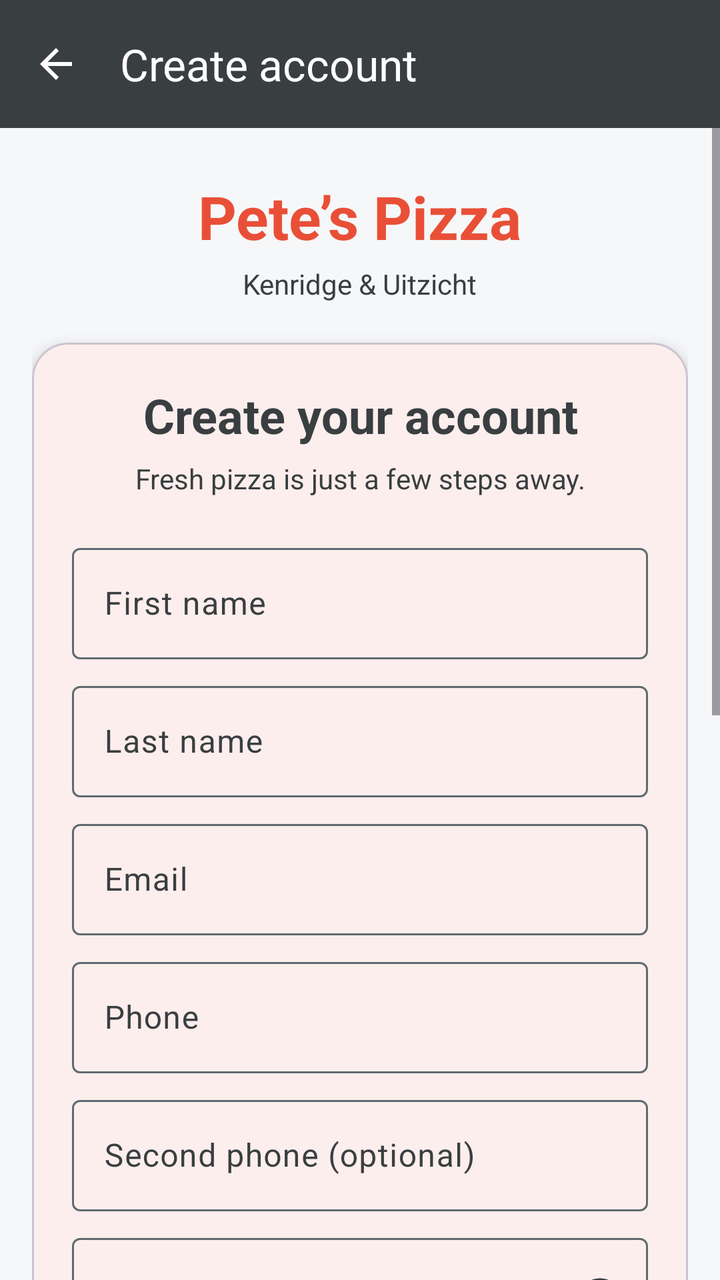
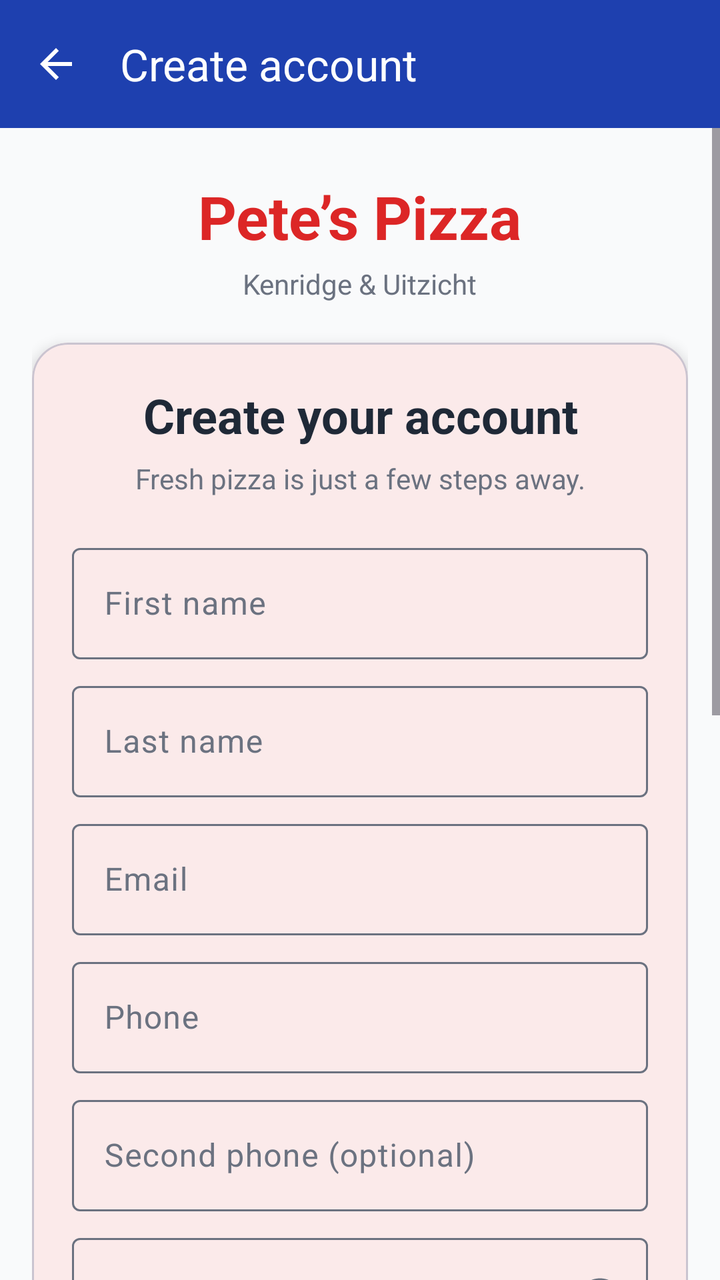

The first picture is an Android layout as it rendered before a commit; the second is the same layout after the commit. The layout source and the unified diff follow.
<!-- AndroidManifest.xml: application theme Theme.DeliveryApp -->
<!-- res/layout/activity_register.xml -->
<?xml version="1.0" encoding="utf-8"?>
<LinearLayout xmlns:android="http://schemas.android.com/apk/res/android" xmlns:app="http://schemas.android.com/apk/res-auto"
    android:layout_width="match_parent" android:layout_height="match_parent" android:orientation="vertical">
    <com.google.android.material.appbar.MaterialToolbar
        android:id="@+id/toolbar" style="@style/Widget.App.Toolbar"
        android:layout_width="match_parent" android:layout_height="?attr/actionBarSize"
        app:navigationIcon="@drawable/ic_arrow_back" app:title="Create account" />
    <ScrollView android:layout_width="match_parent" android:layout_height="0dp" android:layout_weight="1">
        <LinearLayout android:layout_width="match_parent" android:layout_height="wrap_content"
            android:gravity="center_horizontal" android:orientation="vertical"
            android:paddingStart="16dp" android:paddingEnd="16dp"
            android:paddingTop="24dp" android:paddingBottom="32dp">
            <TextView android:layout_width="wrap_content" android:layout_height="wrap_content"
                android:text="Pete’s Pizza" android:textColor="@color/terracotta"
                android:textSize="30sp" android:textStyle="bold" />
            <TextView android:layout_width="wrap_content" android:layout_height="wrap_content"
                android:layout_marginTop="4dp" android:text="Kenridge &amp; Uitzicht"
                android:textColor="?attr/colorOnSurfaceVariant" />
            <com.google.android.material.card.MaterialCardView
                android:layout_width="match_parent" android:layout_height="wrap_content"
                android:layout_marginTop="20dp" app:cardBackgroundColor="?attr/colorSurface"
                app:cardCornerRadius="18dp" app:cardElevation="4dp">
        <LinearLayout android:layout_width="match_parent" android:layout_height="wrap_content"
            android:orientation="vertical" android:padding="20dp">
            <TextView android:layout_width="match_parent" android:layout_height="wrap_content"
                android:gravity="center" android:text="Create your account"
                android:textAppearance="@style/TextAppearance.Material3.HeadlineSmall"
                android:textStyle="bold" />
            <TextView android:layout_width="match_parent" android:layout_height="wrap_content"
                android:layout_marginTop="6dp" android:layout_marginBottom="20dp"
                android:gravity="center" android:text="Fresh pizza is just a few steps away."
                android:textColor="?attr/colorOnSurfaceVariant" />
            <com.google.android.material.textfield.TextInputLayout
        style="@style/Widget.Material3.TextInputLayout.OutlinedBox"
        android:layout_width="match_parent" android:layout_height="wrap_content"
        android:layout_marginTop="0dp" android:hint="First name" >
        <com.google.android.material.textfield.TextInputEditText
            android:id="@+id/etFirstName" android:layout_width="match_parent" android:layout_height="wrap_content"
            android:inputType="textPersonName|textCapWords" android:maxLines="1"/>
    </com.google.android.material.textfield.TextInputLayout>
            <com.google.android.material.textfield.TextInputLayout
        style="@style/Widget.Material3.TextInputLayout.OutlinedBox"
        android:layout_width="match_parent" android:layout_height="wrap_content"
        android:layout_marginTop="8dp" android:hint="Last name" >
        <com.google.android.material.textfield.TextInputEditText
            android:id="@+id/etLastName" android:layout_width="match_parent" android:layout_height="wrap_content"
            android:inputType="textPersonName|textCapWords" android:maxLines="1"/>
    </com.google.android.material.textfield.TextInputLayout>
            <com.google.android.material.textfield.TextInputLayout
        style="@style/Widget.Material3.TextInputLayout.OutlinedBox"
        android:layout_width="match_parent" android:layout_height="wrap_content"
        android:layout_marginTop="8dp" android:hint="Email" >
        <com.google.android.material.textfield.TextInputEditText
            android:id="@+id/etEmail" android:layout_width="match_parent" android:layout_height="wrap_content"
            android:inputType="textEmailAddress" android:maxLines="1"/>
    </com.google.android.material.textfield.TextInputLayout>
            <com.google.android.material.textfield.TextInputLayout
        style="@style/Widget.Material3.TextInputLayout.OutlinedBox"
        android:layout_width="match_parent" android:layout_height="wrap_content"
        android:layout_marginTop="8dp" android:hint="Phone" >
        <com.google.android.material.textfield.TextInputEditText
            android:id="@+id/etPhone" android:layout_width="match_parent" android:layout_height="wrap_content"
            android:inputType="phone" android:maxLines="1"/>
    </com.google.android.material.textfield.TextInputLayout>
            <com.google.android.material.textfield.TextInputLayout
        style="@style/Widget.Material3.TextInputLayout.OutlinedBox"
        android:layout_width="match_parent" android:layout_height="wrap_content"
        android:layout_marginTop="8dp" android:hint="Second phone (optional)" >
        <com.google.android.material.textfield.TextInputEditText
            android:id="@+id/etPhone2" android:layout_width="match_parent" android:layout_height="wrap_content"
            android:inputType="phone" android:maxLines="1"/>
    </com.google.android.material.textfield.TextInputLayout>
            <com.google.android.material.textfield.TextInputLayout
        style="@style/Widget.Material3.TextInputLayout.OutlinedBox"
        android:layout_width="match_parent" android:layout_height="wrap_content"
        android:layout_marginTop="8dp" android:hint="Password" app:endIconMode="password_toggle">
        <com.google.android.material.textfield.TextInputEditText
            android:id="@+id/etPassword" android:layout_width="match_parent" android:layout_height="wrap_content"
            android:inputType="textPassword" android:maxLines="1"/>
    </com.google.android.material.textfield.TextInputLayout>
            <com.google.android.material.textfield.TextInputLayout
        style="@style/Widget.Material3.TextInputLayout.OutlinedBox"
        android:layout_width="match_parent" android:layout_height="wrap_content"
        android:layout_marginTop="8dp" android:hint="Confirm password" app:endIconMode="password_toggle">
        <com.google.android.material.textfield.TextInputEditText
            android:id="@+id/etConfirm" android:layout_width="match_parent" android:layout_height="wrap_content"
            android:inputType="textPassword" android:maxLines="1"/>
    </com.google.android.material.textfield.TextInputLayout>
            <TextView android:layout_width="match_parent" android:layout_height="wrap_content" android:layout_marginTop="4dp"
                android:layout_marginStart="16dp" android:textSize="12sp" android:textColor="?attr/colorOutline"
                android:text="At least 8 characters with an uppercase letter, a lowercase letter, a number and a special character." />
            <TextView android:layout_width="wrap_content" android:layout_height="wrap_content"
        android:layout_marginTop="16dp" android:layout_marginBottom="4dp" android:text="Your address"
        android:textAppearance="@style/Text.Section" />
            <com.example.deliveryapp.ui.AddressPickerView android:id="@+id/registerAddress"
                android:layout_width="match_parent" android:layout_height="wrap_content" />
            <LinearLayout android:id="@+id/manualAddress" android:layout_width="match_parent"
                android:layout_height="wrap_content" android:orientation="vertical" android:visibility="gone">
                <com.google.android.material.textfield.TextInputLayout
                    style="@style/Widget.Material3.TextInputLayout.OutlinedBox"
                    android:layout_width="match_parent" android:layout_height="wrap_content"
                    android:layout_marginTop="0dp" android:hint="House / unit number">
                    <com.google.android.material.textfield.TextInputEditText
                        android:id="@+id/etHouse" android:layout_width="match_parent" android:layout_height="wrap_content"
                        android:inputType="text" android:maxLines="1" />
                </com.google.android.material.textfield.TextInputLayout>
                <com.google.android.material.textfield.TextInputLayout
                    style="@style/Widget.Material3.TextInputLayout.OutlinedBox"
                    android:layout_width="match_parent" android:layout_height="wrap_content"
                    android:layout_marginTop="8dp" android:hint="Street">
                    <com.google.android.material.textfield.TextInputEditText
                        android:id="@+id/etStreet" android:layout_width="match_parent" android:layout_height="wrap_content"
                        android:inputType="textPostalAddress" android:maxLines="1" />
                </com.google.android.material.textfield.TextInputLayout>
                <com.google.android.material.textfield.TextInputLayout
                    style="@style/Widget.Material3.TextInputLayout.OutlinedBox"
                    android:layout_width="match_parent" android:layout_height="wrap_content"
                    android:layout_marginTop="8dp" android:hint="Suburb">
                    <com.google.android.material.textfield.TextInputEditText
                        android:id="@+id/etArea" android:layout_width="match_parent" android:layout_height="wrap_content"
                        android:inputType="text" android:maxLines="1" />
                </com.google.android.material.textfield.TextInputLayout>
                <com.google.android.material.textfield.TextInputLayout
                    style="@style/Widget.Material3.TextInputLayout.OutlinedBox"
                    android:layout_width="match_parent" android:layout_height="wrap_content"
                    android:layout_marginTop="8dp" android:hint="City / town">
                    <com.google.android.material.textfield.TextInputEditText
                        android:id="@+id/etCity" android:layout_width="match_parent" android:layout_height="wrap_content"
                        android:inputType="text" android:maxLines="1" />
                </com.google.android.material.textfield.TextInputLayout>
            </LinearLayout>
            <com.google.android.material.textfield.TextInputLayout
        style="@style/Widget.Material3.TextInputLayout.OutlinedBox"
        android:layout_width="match_parent" android:layout_height="wrap_content"
        android:layout_marginTop="8dp" android:hint="Postal code" >
        <com.google.android.material.textfield.TextInputEditText
            android:id="@+id/etPostal" android:layout_width="match_parent" android:layout_height="wrap_content"
            android:inputType="number" android:maxLines="1"/>
    </com.google.android.material.textfield.TextInputLayout>
            <TextView android:layout_width="wrap_content" android:layout_height="wrap_content"
        android:layout_marginTop="16dp" android:layout_marginBottom="4dp" android:text="Preferred branch"
        android:textAppearance="@style/Text.Section" />
            <RadioGroup android:id="@+id/rgBranch" android:layout_width="match_parent" android:layout_height="wrap_content"
                android:orientation="horizontal">
                <RadioButton android:id="@+id/rbKenridge" android:layout_width="wrap_content" android:layout_height="wrap_content"
                    android:checked="true" android:text="Kenridge" />
                <RadioButton android:id="@+id/rbUitzicht" android:layout_width="wrap_content" android:layout_height="wrap_content"
                    android:layout_marginStart="16dp" android:text="Uitzicht" />
            </RadioGroup>
            <TextView android:id="@+id/tvMessage" android:layout_width="match_parent" android:layout_height="wrap_content"
        android:layout_marginTop="12dp" android:visibility="gone" />
            <com.google.android.material.button.MaterialButton 
        android:id="@+id/btnCreate" android:layout_width="match_parent" android:layout_height="56dp"
        android:layout_marginTop="16dp" android:text="Create account" android:textStyle="bold" />
            <com.google.android.material.button.MaterialButton style="@style/Widget.Material3.Button.TextButton"
                android:id="@+id/btnLoginLink" android:layout_width="match_parent" android:layout_height="wrap_content"
                android:layout_marginTop="8dp" android:text="Already have an account? Login" android:textColor="@color/steel_blue" />
        </LinearLayout>
            </com.google.android.material.card.MaterialCardView>
        </LinearLayout>
    </ScrollView>
</LinearLayout>
<!-- resources referenced by this layout -->
<resources>
  <color name="steel_blue">#3F88C5</color>
  <color name="terracotta">#E94F37</color>
  <style name="Text.Section" parent="TextAppearance.Material3.TitleMedium">
          <item name="android:textStyle">bold</item>
          <item name="android:textColor">?attr/colorOnSurface</item>
      </style>
  <style name="Widget.App.Toolbar" parent="Widget.Material3.Toolbar">
          <item name="android:background">@color/gunmetal</item>
          <item name="titleTextColor">@color/white</item>
          <item name="navigationIconTint">@color/white</item>
      </style>
  <style name="Theme.DeliveryApp" parent="Theme.Material3.Light.NoActionBar">
          <item name="materialButtonStyle">@style/Widget.App.PrimaryButton</item>
          <item name="colorPrimary">@color/terracotta</item>
          <item name="colorOnPrimary">@color/white</item>
          <item name="colorPrimaryContainer">@color/terracotta_soft</item>
          <item name="colorOnPrimaryContainer">@color/gunmetal</item>
          <item name="colorSecondary">@color/steel_blue</item>
          <item name="colorOnSecondary">@color/white</item>
          <item name="colorSecondaryContainer">@color/steel_blue_soft</item>
          <item name="colorOnSecondaryContainer">@color/gunmetal</item>
          <item name="colorTertiary">@color/gunmetal</item>
          <item name="colorSurface">@color/white</item>
          <item name="colorOnSurface">@color/gunmetal</item>
          <item name="colorSurfaceVariant">@color/paper_variant</item>
          <item name="colorOnSurfaceVariant">@color/gunmetal</item>
          <item name="colorOutline">@color/outline</item>
          <item name="colorError">@color/error_red</item>
          <item name="android:colorBackground">@color/paper</item>
          <item name="android:textColorPrimary">@color/gunmetal</item>
          <item name="android:statusBarColor">@color/gunmetal</item>
          <item name="android:windowLightStatusBar">false</item>
      </style>
  <color name="gunmetal">#393E41</color>
  <color name="white">#FFFFFF</color>
  <style name="Widget.App.PrimaryButton" parent="Widget.Material3.Button">
          <item name="cornerRadius">12dp</item><item name="android:textSize">15sp</item>
          <item name="android:minHeight">56dp</item><item name="android:textStyle">bold</item>
      </style>
  <color name="terracotta_soft">#FFF1ED</color>
  <color name="steel_blue_soft">#DDEBF7</color>
  <color name="paper_variant">#E9ECEE</color>
  <color name="outline">#606B72</color>
  <color name="error_red">#B3261E</color>
  <color name="paper">#F6F7F8</color>
  <!-- unchanged entries left out for length: 1 -->
</resources>

<!-- the commit's change to res/layout/activity_register.xml (unified diff, before → after) -->
@@ -152,7 +152,7 @@
             <com.google.android.material.button.MaterialButton 
         android:id="@+id/btnCreate" android:layout_width="match_parent" android:layout_height="56dp"
         android:layout_marginTop="16dp" android:text="Create account" android:textStyle="bold" />
-            <com.google.android.material.button.MaterialButton style="@style/Widget.Material3.Button.TextButton"
+            <com.google.android.material.button.MaterialButton style="@style/Widget.App.SecondaryTextButton"
                 android:id="@+id/btnLoginLink" android:layout_width="match_parent" android:layout_height="wrap_content"
                 android:layout_marginTop="8dp" android:text="Already have an account? Login" android:textColor="@color/steel_blue" />
         </LinearLayout>
<!-- resource entries referenced after the edit -->
@@ -1,50 +1,71 @@
 <!-- resources referenced by this layout -->
 <resources>
-  <color name="steel_blue">#3F88C5</color>
-  <color name="terracotta">#E94F37</color>
+  <color name="steel_blue">@color/brand_blue</color>
+  <color name="terracotta">@color/brand_red</color>
   <style name="Text.Section" parent="TextAppearance.Material3.TitleMedium">
           <item name="android:textStyle">bold</item>
           <item name="android:textColor">?attr/colorOnSurface</item>
       </style>
+  <style name="Widget.App.SecondaryTextButton" parent="Widget.Material3.Button.TextButton">
+          <item name="android:textColor">@color/brand_blue</item>
+          <item name="iconTint">@color/brand_blue</item>
+      </style>
   <style name="Widget.App.Toolbar" parent="Widget.Material3.Toolbar">
-          <item name="android:background">@color/gunmetal</item>
-          <item name="titleTextColor">@color/white</item>
-          <item name="navigationIconTint">@color/white</item>
+          <item name="android:background">@color/brand_blue_dark</item>
+          <item name="titleTextColor">@color/surface</item>
+          <item name="navigationIconTint">@color/surface</item>
       </style>
   <style name="Theme.DeliveryApp" parent="Theme.Material3.Light.NoActionBar">
           <item name="materialButtonStyle">@style/Widget.App.PrimaryButton</item>
-          <item name="colorPrimary">@color/terracotta</item>
-          <item name="colorOnPrimary">@color/white</item>
-          <item name="colorPrimaryContainer">@color/terracotta_soft</item>
-          <item name="colorOnPrimaryContainer">@color/gunmetal</item>
-          <item name="colorSecondary">@color/steel_blue</item>
-          <item name="colorOnSecondary">@color/white</item>
-          <item name="colorSecondaryContainer">@color/steel_blue_soft</item>
-          <item name="colorOnSecondaryContainer">@color/gunmetal</item>
-          <item name="colorTertiary">@color/gunmetal</item>
-          <item name="colorSurface">@color/white</item>
-          <item name="colorOnSurface">@color/gunmetal</item>
-          <item name="colorSurfaceVariant">@color/paper_variant</item>
-          <item name="colorOnSurfaceVariant">@color/gunmetal</item>
-          <item name="colorOutline">@color/outline</item>
+          <item name="materialButtonOutlinedStyle">@style/Widget.App.SecondaryButton</item>
+          <item name="colorPrimary">@color/brand_red</item>
+          <item name="colorOnPrimary">@color/surface</item>
+          <item name="colorPrimaryContainer">@color/brand_red_tint</item>
+          <item name="colorOnPrimaryContainer">@color/neutral_dark</item>
+          <item name="colorSecondary">@color/brand_blue</item>
+          <item name="colorOnSecondary">@color/surface</item>
+          <item name="colorSecondaryContainer">@color/brand_blue_tint</item>
+          <item name="colorOnSecondaryContainer">@color/neutral_dark</item>
+          <item name="colorTertiary">@color/neutral_primary</item>
+          <item name="colorSurface">@color/surface</item>
+          <item name="colorOnSurface">@color/neutral_dark</item>
+          <item name="colorSurfaceVariant">@color/neutral_border</item>
+          <item name="colorOnSurfaceVariant">@color/neutral_medium</item>
+          <item name="colorOutline">@color/neutral_medium</item>
           <item name="colorError">@color/error_red</item>
-          <item name="android:colorBackground">@color/paper</item>
-          <item name="android:textColorPrimary">@color/gunmetal</item>
-          <item name="android:statusBarColor">@color/gunmetal</item>
+          <item name="android:colorBackground">@color/page_background</item>
+          <item name="android:textColorPrimary">@color/neutral_dark</item>
+          <item name="android:statusBarColor">@color/brand_blue_dark</item>
+          <item name="android:navigationBarColor">@color/page_background</item>
           <item name="android:windowLightStatusBar">false</item>
+          <item name="android:windowLightNavigationBar">true</item>
       </style>
-  <color name="gunmetal">#393E41</color>
-  <color name="white">#FFFFFF</color>
+  <color name="brand_blue">#2563EB</color>
+  <color name="brand_red">#DC2626</color>
+  <color name="brand_blue_dark">#1E40AF</color>
+  <color name="surface">#FFFFFF</color>
   <style name="Widget.App.PrimaryButton" parent="Widget.Material3.Button">
-          <item name="cornerRadius">12dp</item><item name="android:textSize">15sp</item>
-          <item name="android:minHeight">56dp</item><item name="android:textStyle">bold</item>
+          <item name="cornerRadius">12dp</item>
+          <item name="android:textSize">15sp</item>
+          <item name="android:minHeight">56dp</item>
+          <item name="android:textStyle">bold</item>
+          <item name="backgroundTint">@color/brand_red</item>
+          <item name="android:textColor">@color/surface</item>
       </style>
-  <color name="terracotta_soft">#FFF1ED</color>
-  <color name="steel_blue_soft">#DDEBF7</color>
-  <color name="paper_variant">#E9ECEE</color>
-  <color name="outline">#606B72</color>
-  <color name="error_red">#B3261E</color>
-  <color name="paper">#F6F7F8</color>
+  <style name="Widget.App.SecondaryButton" parent="Widget.Material3.Button.OutlinedButton">
+          <item name="cornerRadius">12dp</item>
+          <item name="strokeColor">@color/brand_blue</item>
+          <item name="android:textColor">@color/brand_blue</item>
+          <item name="iconTint">@color/brand_blue</item>
+      </style>
+  <color name="brand_red_tint">#FEE2E2</color>
+  <color name="neutral_dark">#1F2937</color>
+  <color name="brand_blue_tint">#DBEAFE</color>
+  <color name="neutral_primary">#4B5563</color>
+  <color name="neutral_border">#E5E7EB</color>
+  <color name="neutral_medium">#6B7280</color>
+  <color name="error_red">#B91C1C</color>
+  <color name="page_background">#F9FAFB</color>
   <!-- unchanged entries left out for length: 1 -->
 </resources>
 
